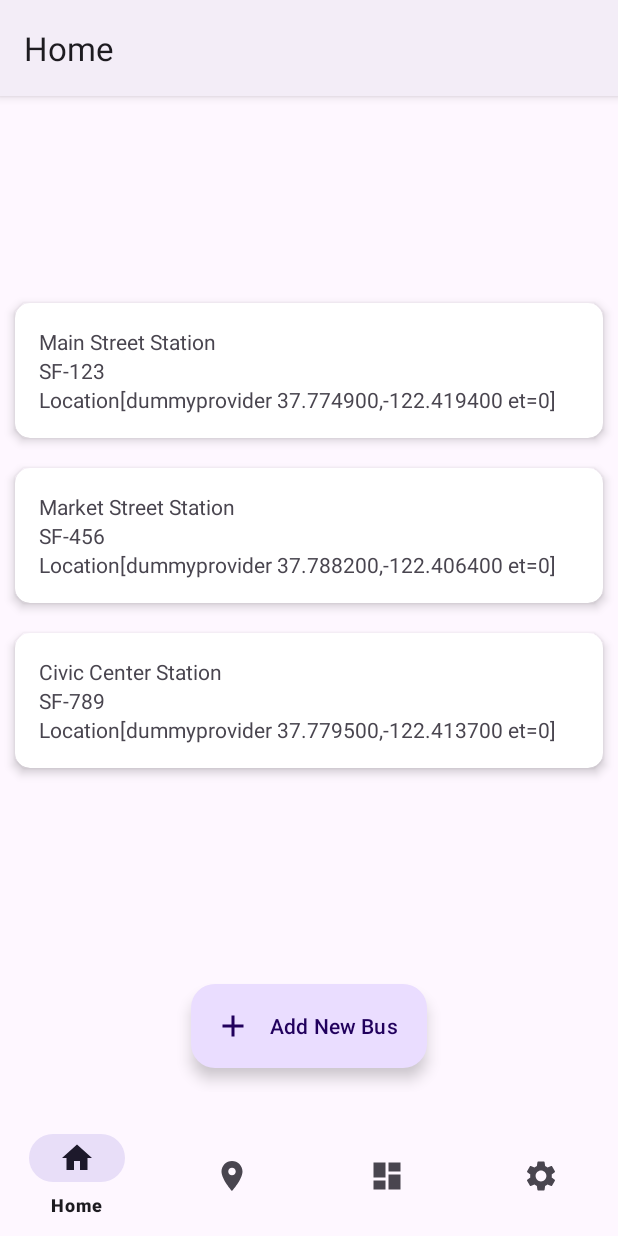
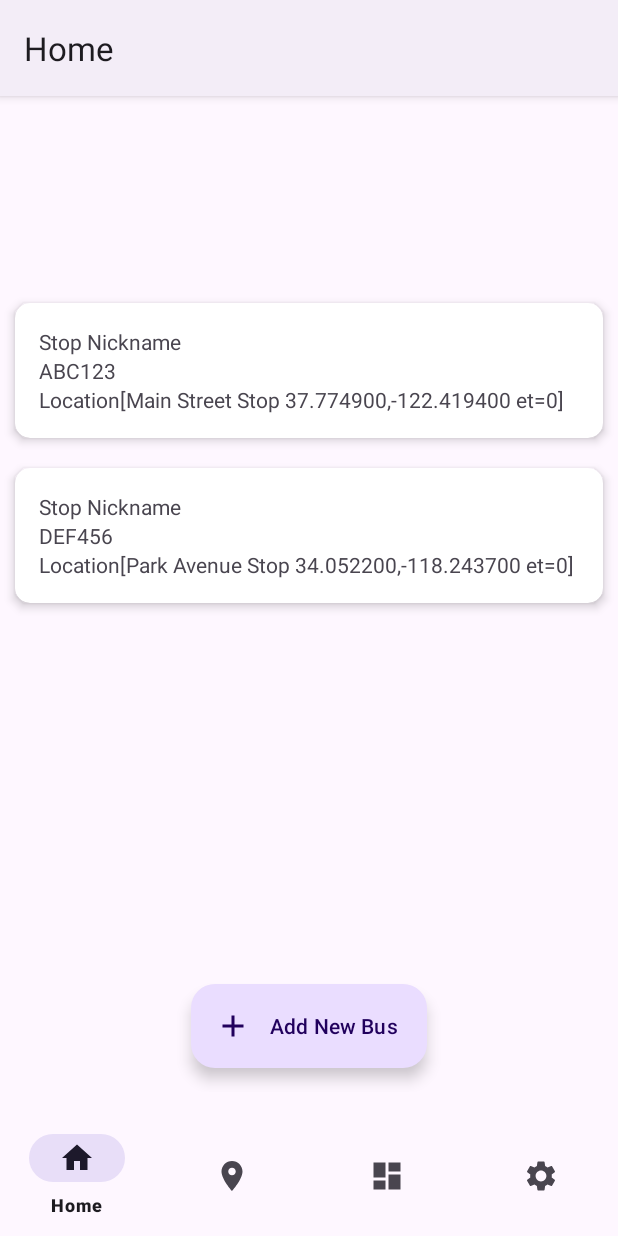
Before and after one commit to JoshuaJLi/cmpt362-wtb, an Android app: the screen it shows after launch (MainActivity), on a phone screen of 412 x 824 dp. Run offline under Robolectric (Android 15) with nearby library versions, the phone set to English and light mode, and no system bars; our stand-ins replace navigation-ui.

Commit message:
Add new models for bus stop information.

```diff
--- a/app/src/main/java/ca/wheresthebus/adapter/FavStopAdapter.kt
+++ b/app/src/main/java/ca/wheresthebus/adapter/FavStopAdapter.kt
@@ -9,15 +9,15 @@ import ca.wheresthebus.R
 import ca.wheresthebus.data.BusStop
 
 class FavStopAdapter(
-    private val dataSet: Array<BusStop>) : RecyclerView.Adapter<FavStopAdapter.FavStopViewHolder>() {
+    private val dataSet: Array<BusStop>
+) : RecyclerView.Adapter<FavStopAdapter.FavStopViewHolder>() {
 
-        inner class FavStopViewHolder(view: View) : RecyclerView.ViewHolder(view) {
+    inner class FavStopViewHolder(view: View) : RecyclerView.ViewHolder(view) {
         private val nickname: TextView = view.findViewById(R.id.text_stop_nickname)
         private val id: TextView = view.findViewById(R.id.text_stop_id)
         private val upcoming: TextView = view.findViewById(R.id.text_stop_upcoming)
 
         fun bind(stop: BusStop) {
-            nickname.text = stop.nickname
             id.text = stop.code.id
             upcoming.text = stop.location.toString()
         }
@@ -43,4 +43,9 @@ class FavStopAdapter(
             holder.bind(it)
         }
     }
+
+    // TODO: make an actual class to hold this information
+    fun updateNextBus(listOfBusCodeAndNextTime: List<String>) {
+
+    }
 }
--- a/app/src/main/java/ca/wheresthebus/data/BusStop.kt
+++ b/app/src/main/java/ca/wheresthebus/data/BusStop.kt
@@ -1,7 +1,22 @@
 package ca.wheresthebus.data
 
 import android.location.Location
+import android.os.Build
+import androidx.annotation.RequiresApi
+import java.time.LocalDateTime
 
 
 // Requires some sort of coodinates
-data class BusStop(val code : BusCode, val nickname : String, val location : Location)
+data class BusStop(
+    val code : StopCode,
+    val id : StopId,
+    val name: String,
+    val location : Location,
+    val schedules : List<Schedule>) {
+
+   @RequiresApi(Build.VERSION_CODES.O)
+   //TODO: proof of concept
+   fun getNextSchedules(time : LocalDateTime) : List<Schedule> {
+        return schedules.filter {s -> s.day >= time.dayOfWeek}
+    }
+}
--- /dev/null
+++ b/app/src/main/java/ca/wheresthebus/data/FavBusStop.kt
@@ -0,0 +1,6 @@
+package ca.wheresthebus.data
+
+data class FavBusStop(
+    val busStop: BusStop,
+    val nickname : String
+)
--- /dev/null
+++ b/app/src/main/java/ca/wheresthebus/data/Schedule.kt
@@ -0,0 +1,9 @@
+package ca.wheresthebus.data
+
+import java.time.DayOfWeek
+import java.time.LocalTime
+
+data class Schedule(
+    val day : DayOfWeek,
+    val time : LocalTime
+)
--- a/app/src/main/java/ca/wheresthebus/data/Types.kt
+++ b/app/src/main/java/ca/wheresthebus/data/Types.kt
@@ -4,4 +4,7 @@ package ca.wheresthebus.data
 // see https://kotlinlang.org/docs/inline-classes.html
 
 @JvmInline
-value class BusCode(val id : String)
+value class StopCode(val id : String)
+
+@JvmInline
+value class StopId(val id : String)
--- a/app/src/main/java/ca/wheresthebus/ui/home/HomeFragment.kt
+++ b/app/src/main/java/ca/wheresthebus/ui/home/HomeFragment.kt
@@ -1,49 +1,59 @@
 package ca.wheresthebus.ui.home
 
 import android.location.Location
+import android.os.Build
 import android.os.Bundle
 import android.view.LayoutInflater
 import android.view.View
 import android.view.ViewGroup
+import androidx.annotation.RequiresApi
 import androidx.fragment.app.Fragment
 import androidx.lifecycle.ViewModelProvider
 import androidx.recyclerview.widget.LinearLayoutManager
 import androidx.recyclerview.widget.RecyclerView
 import ca.wheresthebus.adapter.FavStopAdapter
-import ca.wheresthebus.data.BusCode
+import ca.wheresthebus.data.StopCode
 import ca.wheresthebus.data.BusStop
+import ca.wheresthebus.data.Schedule
+import ca.wheresthebus.data.StopId
 import ca.wheresthebus.databinding.FragmentHomeBinding
-import com.google.android.material.snackbar.Snackbar
+import java.time.DayOfWeek
+import java.time.LocalTime
 
 class HomeFragment : Fragment() {
 
     // TODO: remove when there's actual data
-    private val busStops = arrayOf(
+    @RequiresApi(Build.VERSION_CODES.O)
+    val busStops = arrayOf(
         BusStop(
-            BusCode("SF-123"),
-            "Main Street Station",
-            Location("dummyprovider").apply {
+            code = StopCode("ABC123"),
+            id = StopId("stop_123"),
+            name = "Main Street Stop",
+            location = Location("Main Street Stop").apply { // Using android.location.Location
                 latitude = 37.7749
                 longitude = -122.4194
-            }
+            },
+            schedules = listOf(
+                Schedule(day = DayOfWeek.MONDAY, time = LocalTime.of(10, 0)),
+                Schedule(day = DayOfWeek.MONDAY, time = LocalTime.of(10, 30)),
+                Schedule(day = DayOfWeek.MONDAY, time = LocalTime.of(11, 0)),
+            )
         ),
         BusStop(
-            BusCode("SF-456"),
-            "Market Street Station",
-            Location("dummyprovider").apply {
-                latitude = 37.7882
-                longitude = -122.4064
-            }
+            code = StopCode("DEF456"),
+            id = StopId("stop_456"),
+            name = "Park Avenue Stop",
+            location = Location("Park Avenue Stop").apply { // Using android.location.Location
+                latitude = 34.0522
+                longitude = -118.2437
+            },
+            schedules = listOf(
+                Schedule(day = DayOfWeek.MONDAY, time = LocalTime.of(10, 0)),
+                Schedule(day = DayOfWeek.MONDAY, time = LocalTime.of(10, 30)),
+                Schedule(day = DayOfWeek.MONDAY, time = LocalTime.of(11, 0)),
+            )
         ),
-        BusStop(
-            BusCode("SF-789"),
-            "Civic Center Station",
-            Location("dummyprovider").apply {
-                latitude = 37.7795
-                longitude = -122.4137
-            }
-        ),
-        // ... add more bus stops as needed
+        // ... add more bus stops with schedules
     )
 
     private var _binding: FragmentHomeBinding? = null
```
